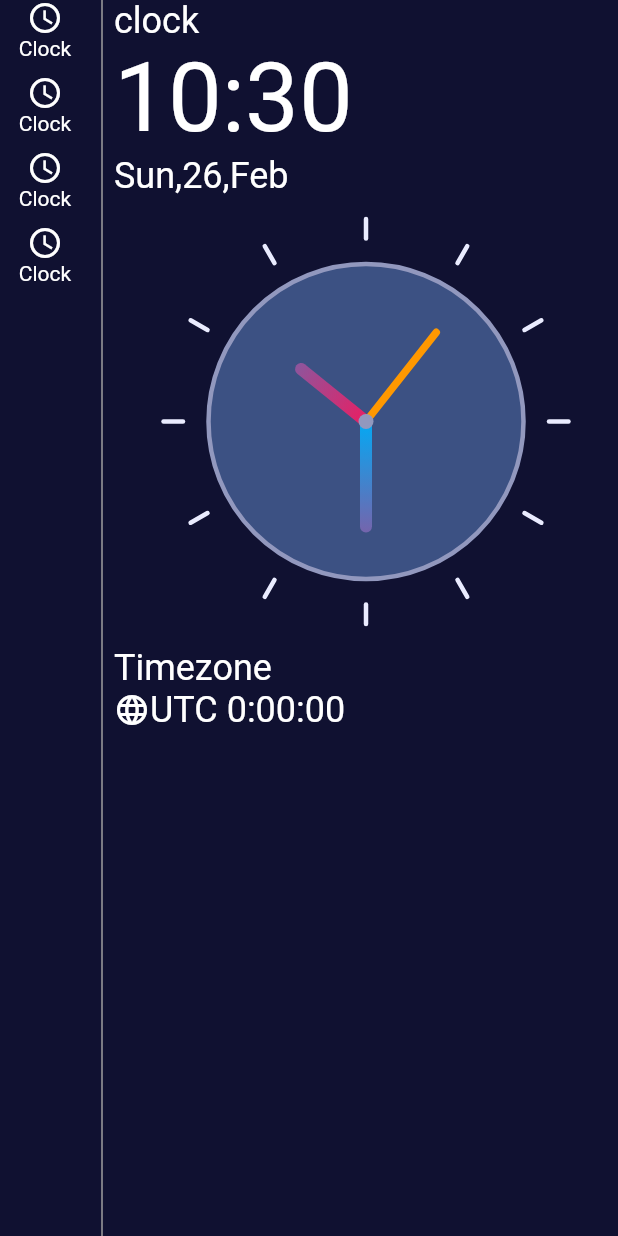
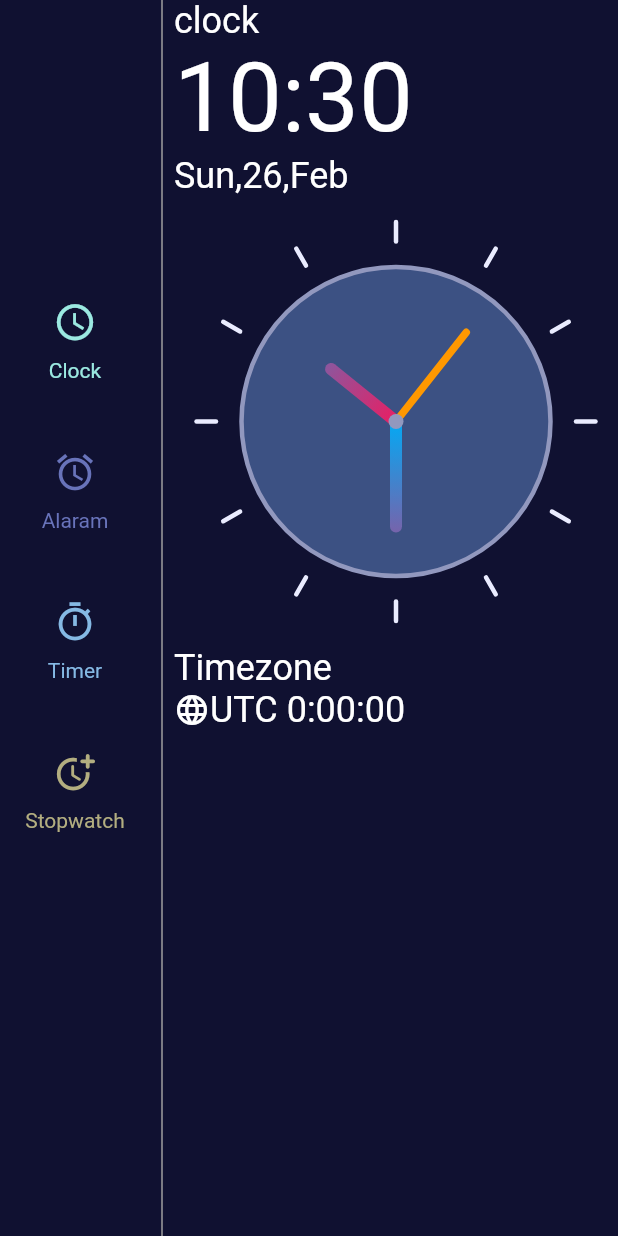
Before and after one commit to mohammedshahirck/Clock-App, a Flutter app: the screen it shows after launch, on a phone screen of 412 x 824 dp. Run offline on Flutter 3.47's test engine with Material 2 defaults, Android fonts, the phone set to English and light mode, and no system bars.

Commit message:
added side menu

```diff
--- a/clock_app/lib/view/homo_page/home.dart
+++ b/clock_app/lib/view/homo_page/home.dart
@@ -1,5 +1,6 @@
 import 'package:clock_app/controller/clock_view/clock_view.dart';
 import 'package:clock_app/view/clock_view/clock_view.dart';
+import 'package:clock_app/view/homo_page/widget/side_menu_item.dart';
 import 'package:flutter/material.dart';
 import 'package:intl/intl.dart';
 import 'package:provider/provider.dart';
@@ -14,84 +15,54 @@ class Homepage extends StatelessWidget {
     var formattedTime = DateFormat('HH:mm').format(now);
     var formattedDate = DateFormat('EEE,d,MMM').format(now);
     var timeZoneString = now.timeZoneOffset.toString().split('.').first;
-    var offsetSign = '';
-    if (!timeZoneString.startsWith('-')) offsetSign = '+';
-    print(timeZoneString);
 
     return Scaffold(
       backgroundColor: const Color.fromARGB(255, 16, 17, 49),
       body: SafeArea(
         child: Row(
           children: [
-            Container(
-              child: Column(
-                children: [
+            Column(
+              children: const [
                 SizedBox(
-                    height: 50,
-                    width: 60,
-                    child: Column(
-                      children: const [
-                        Icon(
-                          Icons.watch_later_outlined,
-                          color: Colors.white,
+                  height: 200,
                 ),
-                        Text(
-                          'Clock',
-                          style: TextStyle(color: Colors.white),
-                        )
-                      ],
-                    ),
+                SideMenu(
+                  colors: Color.fromARGB(255, 155, 233, 225),
+                  icon: Icons.watch_later_outlined,
+                  text: 'Clock',
+                  size: 29,
                 ),
                 SizedBox(
-                    height: 50,
-                    width: 60,
-                    child: Column(
-                      children: const [
-                        Icon(
-                          Icons.watch_later_outlined,
-                          color: Colors.white,
+                  height: 20,
                 ),
-                        Text(
-                          'Clock',
-                          style: TextStyle(color: Colors.white),
-                        )
-                      ],
-                    ),
+                SideMenu(
+                  colors: Color.fromARGB(255, 104, 115, 186),
+                  size: 29,
+                  icon: Icons.alarm,
+                  text: 'Alaram',
                 ),
                 SizedBox(
-                    height: 50,
-                    width: 60,
-                    child: Column(
-                      children: const [
-                        Icon(
-                          Icons.watch_later_outlined,
-                          color: Colors.white,
+                  height: 20,
                 ),
-                        Text(
-                          'Clock',
-                          style: TextStyle(color: Colors.white),
-                        )
-                      ],
-                    ),
+                SideMenu(
+                  colors: Color.fromARGB(255, 133, 185, 228),
+                  size: 29,
+                  icon: Icons.timer_outlined,
+                  text: 'Timer',
                 ),
                 SizedBox(
-                    height: 50,
-                    width: 60,
-                    child: Column(
-                      children: const [
-                        Icon(
-                          Icons.watch_later_outlined,
-                          color: Colors.white,
+                  height: 20,
                 ),
-                        Text(
-                          'Clock',
-                          style: TextStyle(color: Colors.white),
-                        )
-                      ],
+                SideMenu(
+                  colors: Color.fromARGB(255, 179, 174, 128),
+                  size: 29,
+                  icon: Icons.more_time_rounded,
+                  text: 'Stopwatch',
                 ),
+                SizedBox(
+                  height: 20,
                 ),
               ],
-              ),
             ),
             const VerticalDivider(
               color: Colors.grey,
--- /dev/null
+++ b/clock_app/lib/view/homo_page/widget/side_menu_item.dart
@@ -0,0 +1,39 @@
+import 'package:flutter/material.dart';
+
+class SideMenu extends StatelessWidget {
+  const SideMenu({
+    super.key,
+    required this.icon,
+    required this.text,
+    required this.size,
+    required this.colors,
+  });
+  final IconData icon;
+  final String text;
+  final double size;
+  final Color colors;
+
+  @override
+  Widget build(BuildContext context) {
+    return SizedBox(
+      height: 80,
+      width: 100,
+      child: Column(
+        children: [
+          Icon(
+            icon,
+            color: colors,
+            size: size,
+          ),
+          SizedBox(
+            height: 10,
+          ),
+          Text(
+            text,
+            style: TextStyle(color: colors),
+          )
+        ],
+      ),
+    );
+  }
+}
```
Lines whose indentation alone changed are shown as unchanged.
